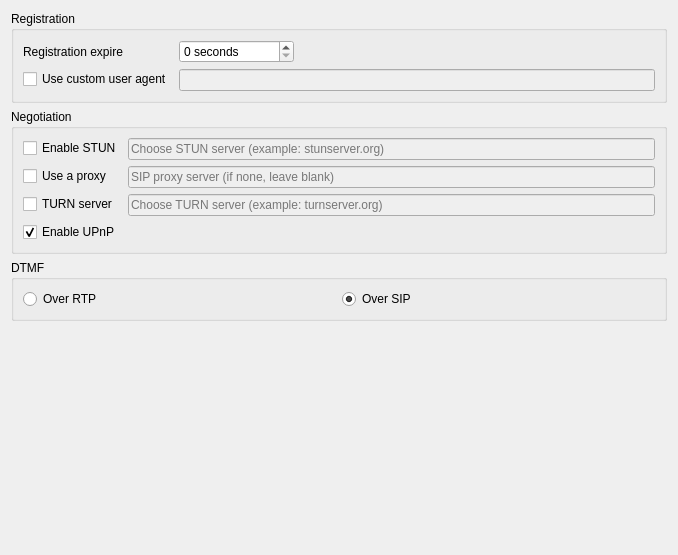
Above: src/conf/account/accountpages/advanced.ui from KDE/ring-kde before the change. Below: the same form after it.
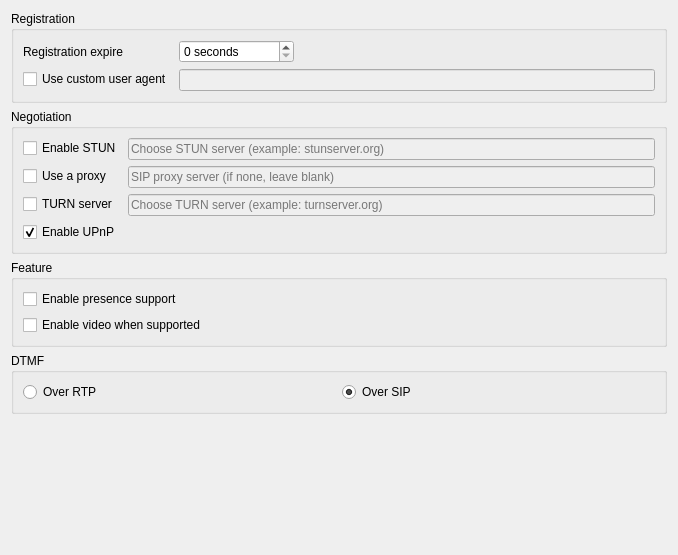
That is the form after the change.

The edit to the form file:
```diff
--- a/src/conf/account/accountpages/advanced.ui
+++ b/src/conf/account/accountpages/advanced.ui
@@ -130,6 +130,32 @@
      </layout>
     </widget>
    </item>
+   <item>
+    <widget class="QGroupBox" name="groupBox_2">
+     <property name="title">
+      <string>Feature</string>
+     </property>
+     <layout class="QVBoxLayout" name="verticalLayout_2">
+      <item>
+       <widget class="QCheckBox" name="lrcfg_presenceEnabled">
+        <property name="enabled">
+         <bool>true</bool>
+        </property>
+        <property name="text">
+         <string>Enable presence support</string>
+        </property>
+       </widget>
+      </item>
+      <item>
+       <widget class="QCheckBox" name="lrcfg_isVideoEnabled">
+        <property name="text">
+         <string>Enable video when supported</string>
+        </property>
+       </widget>
+      </item>
+     </layout>
+    </widget>
+   </item>
    <item>
     <widget class="QGroupBox" name="groupBox_6">
      <property name="title">
```
Left out of the diff: 4 changed lines with no effect on the pictures.
